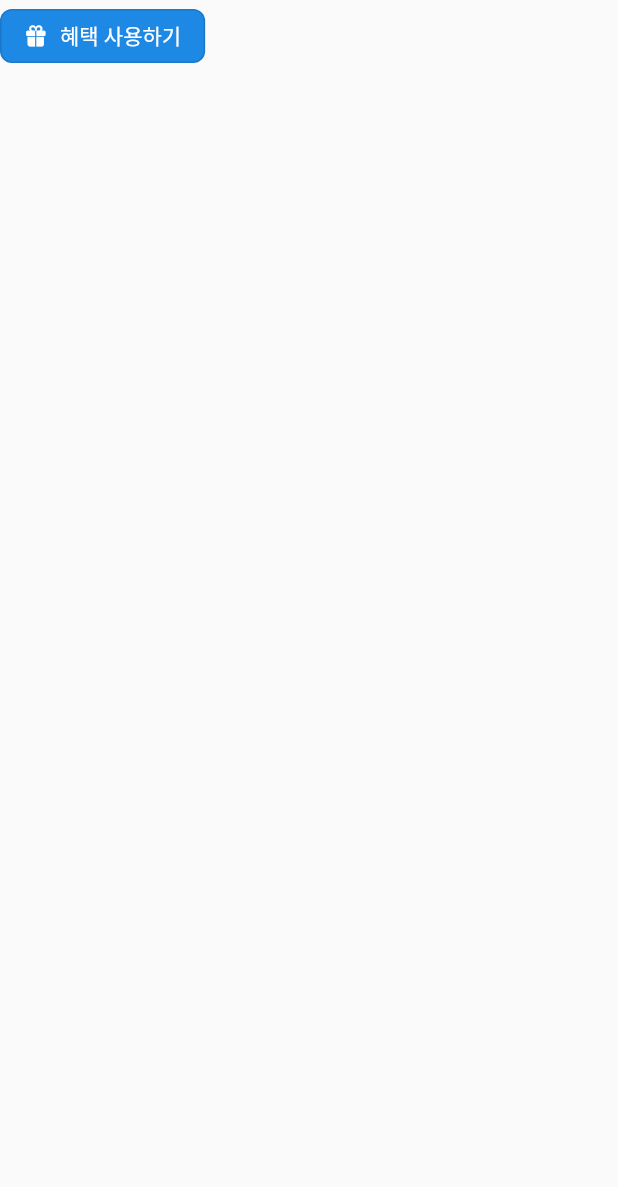
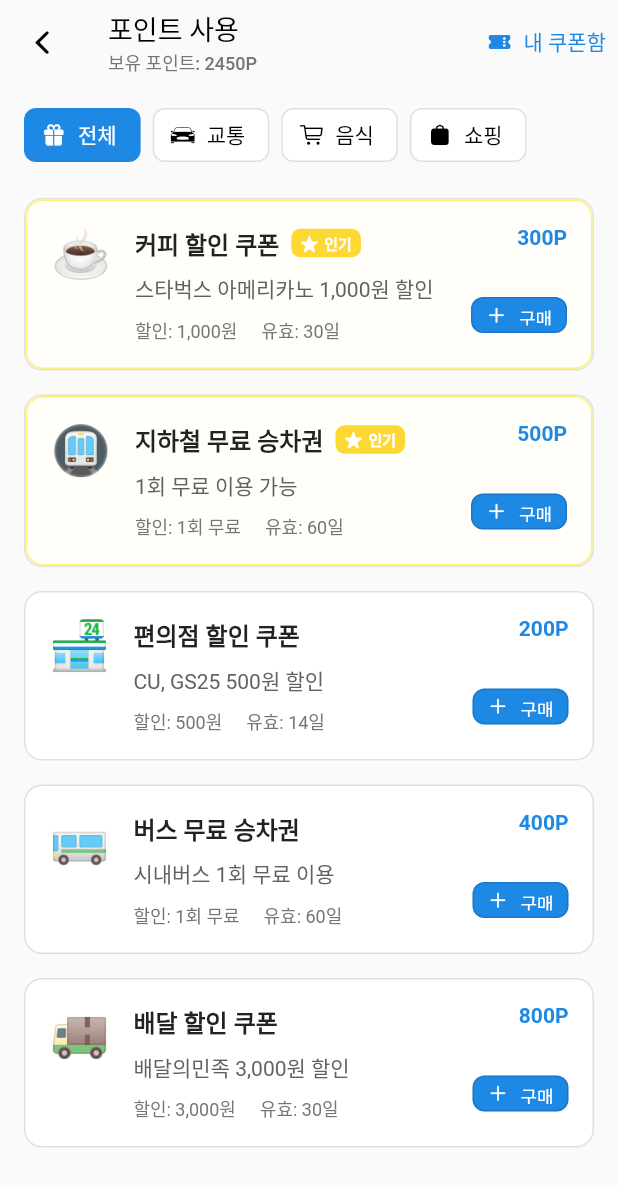
Before and after one commit to LikeLion-CJU-CPR/bustar_app, a Flutter app: the ActionButton widget shown alone on an empty page, opened directly, after a tap on "혜택 사용하기", on a phone screen of 412 x 824 dp. Shown: the top 1187 px of the screen. Run offline on Flutter 3.47's test engine with Material 3 defaults, Android fonts, the phone set to English and light mode, and no system bars.

Commit message:
feat: 혜택 사용하기 페이지 작성

```diff
--- /dev/null
+++ b/lib/screens/point/models/reward_item_model.dart
@@ -0,0 +1,23 @@
+class RewardItem {
+  final int id;
+  final String name;
+  final String description;
+  final int points;
+  final String icon;
+  final String category;
+  final String discount;
+  final String expiry;
+  final bool popular;
+
+  RewardItem({
+    required this.id,
+    required this.name,
+    required this.description,
+    required this.points,
+    required this.icon,
+    required this.category,
+    required this.discount,
+    required this.expiry,
+    required this.popular,
+  });
+}
--- /dev/null
+++ b/lib/screens/point/usage_screen.dart
@@ -0,0 +1,256 @@
+import 'package:flutter/cupertino.dart';
+import 'package:flutter/material.dart';
+
+import 'models/reward_item_model.dart';
+import 'widgets/usage_page/category_filters.dart';
+import 'widgets/usage_page/reward_list_item.dart';
+
+class UsageScreen extends StatefulWidget {
+  const UsageScreen({super.key});
+
+  @override
+  State<UsageScreen> createState() => _UsageScreenState();
+}
+
+class _UsageScreenState extends State<UsageScreen> {
+  String _selectedCategory = 'all';
+  final Set<int> _purchasedIds = {};
+  int _currentPoints = 2450;
+
+  // --- 임시 데이터 ---
+  final List<RewardItem> rewards = [
+    RewardItem(
+      id: 1,
+      name: '커피 할인 쿠폰',
+      description: '스타벅스 아메리카노 1,000원 할인',
+      points: 300,
+      icon: '☕',
+      category: 'food',
+      discount: '1,000원',
+      expiry: '30일',
+      popular: true,
+    ),
+    RewardItem(
+      id: 2,
+      name: '지하철 무료 승차권',
+      description: '1회 무료 이용 가능',
+      points: 500,
+      icon: '🚇',
+      category: 'transport',
+      discount: '1회 무료',
+      expiry: '60일',
+      popular: true,
+    ),
+    RewardItem(
+      id: 3,
+      name: '편의점 할인 쿠폰',
+      description: 'CU, GS25 500원 할인',
+      points: 200,
+      icon: '🏪',
+      category: 'shopping',
+      discount: '500원',
+      expiry: '14일',
+      popular: false,
+    ),
+    RewardItem(
+      id: 4,
+      name: '버스 무료 승차권',
+      description: '시내버스 1회 무료 이용',
+      points: 400,
+      icon: '🚌',
+      category: 'transport',
+      discount: '1회 무료',
+      expiry: '60일',
+      popular: false,
+    ),
+    RewardItem(
+      id: 5,
+      name: '배달 할인 쿠폰',
+      description: '배달의민족 3,000원 할인',
+      points: 800,
+      icon: '🚚',
+      category: 'food',
+      discount: '3,000원',
+      expiry: '30일',
+      popular: false,
+    ),
+  ];
+  // --- 임시 데이터 끝 ---
+
+  // 구매 확인 다이얼로그 표시 함수
+  Future<void> _showPurchaseConfirmationDialog(RewardItem item) async {
+    return showDialog<void>(
+      context: context,
+      builder: (BuildContext context) {
+        return AlertDialog(
+          shape: RoundedRectangleBorder(
+            borderRadius: BorderRadius.circular(12),
+          ),
+          title: const Center(child: Text('구매 확인')),
+          content: Column(
+            mainAxisSize: MainAxisSize.min,
+            children: [
+              const Text(
+                '정말로 이 상품을 구매하시겠습니까?',
+                style: TextStyle(color: Colors.grey),
+              ),
+              const SizedBox(height: 24),
+              Container(
+                padding: const EdgeInsets.all(16),
+                decoration: BoxDecoration(
+                  color: Colors.grey.shade100,
+                  borderRadius: BorderRadius.circular(8),
+                ),
+                child: Row(
+                  children: [
+                    Text(item.icon, style: const TextStyle(fontSize: 24)),
+                    const SizedBox(width: 16),
+                    Expanded(
+                      child: Column(
+                        crossAxisAlignment: CrossAxisAlignment.start,
+                        children: [
+                          Text(
+                            item.name,
+                            style: const TextStyle(fontWeight: FontWeight.bold),
+                          ),
+                          Text(
+                            item.description,
+                            style: TextStyle(
+                              fontSize: 12,
+                              color: Colors.grey.shade600,
+                            ),
+                          ),
+                        ],
+                      ),
+                    ),
+                    const SizedBox(width: 16),
+                    Text(
+                      '${item.points}P',
+                      style: TextStyle(
+                        color: Colors.blue.shade600,
+                        fontWeight: FontWeight.bold,
+                      ),
+                    ),
+                  ],
+                ),
+              ),
+              const SizedBox(height: 16),
+              Text(
+                '구매 후 보유 포인트: ${(_currentPoints - item.points)}P',
+                style: TextStyle(fontSize: 12, color: Colors.grey.shade700),
+              ),
+            ],
+          ),
+          actions: <Widget>[
+            Expanded(
+              child: TextButton(
+                child: const Text('취소'),
+                onPressed: () => Navigator.of(context).pop(),
+              ),
+            ),
+            const SizedBox(width: 8),
+            Expanded(
+              child: ElevatedButton(
+                style: ElevatedButton.styleFrom(
+                  backgroundColor: Colors.blue.shade600,
+                  foregroundColor: Colors.white,
+                ),
+                onPressed: () {
+                  setState(() {
+                    _purchasedIds.add(item.id);
+                    _currentPoints -= item.points;
+                  });
+                  Navigator.of(context).pop();
+                },
+                child: const Text('구매 확정'),
+              ),
+            ),
+          ],
+          actionsAlignment: MainAxisAlignment.center,
+          actionsPadding: const EdgeInsets.only(
+            bottom: 24,
+            left: 24,
+            right: 24,
+          ),
+        );
+      },
+    );
+  }
+
+  @override
+  Widget build(BuildContext context) {
+    final filteredRewards = rewards
+        .where(
+          (reward) =>
+              _selectedCategory == 'all' ||
+              reward.category == _selectedCategory,
+        )
+        .toList();
+
+    return Scaffold(
+      backgroundColor: Colors.grey[50],
+      appBar: AppBar(
+        backgroundColor: Colors.grey[50],
+        elevation: 0,
+        leading: IconButton(
+          icon: const Icon(CupertinoIcons.back, color: Colors.black),
+          onPressed: () => Navigator.of(context).pop(),
+        ),
+        title: Column(
+          crossAxisAlignment: CrossAxisAlignment.start,
+          children: [
+            const Text(
+              '포인트 사용',
+              style: TextStyle(color: Colors.black, fontSize: 18),
+            ),
+            Text(
+              '보유 포인트: ${_currentPoints}P',
+              style: TextStyle(fontSize: 12, color: Colors.grey.shade600),
+            ),
+          ],
+        ),
+        actions: [
+          TextButton.icon(
+            icon: const Icon(CupertinoIcons.ticket_fill, size: 16),
+            label: const Text('내 쿠폰함'),
+            onPressed: () {},
+            style: TextButton.styleFrom(foregroundColor: Colors.blue.shade600),
+          ),
+        ],
+      ),
+      body: SingleChildScrollView(
+        padding: const EdgeInsets.all(16.0),
+        child: Column(
+          children: [
+            CategoryFilters(
+              selectedCategory: _selectedCategory,
+              onCategorySelected: (category) {
+                setState(() {
+                  _selectedCategory = category;
+                });
+              },
+            ),
+            const SizedBox(height: 24),
+            ListView.separated(
+              physics: const NeverScrollableScrollPhysics(), // 중첩 스크롤 방지
+              shrinkWrap: true,
+              itemCount: filteredRewards.length,
+              separatorBuilder: (context, index) => const SizedBox(height: 16),
+              itemBuilder: (context, index) {
+                final reward = filteredRewards[index];
+                return RewardListItem(
+                  reward: reward,
+                  currentPoints: _currentPoints,
+                  isPurchased: _purchasedIds.contains(reward.id),
+                  onPurchase: (item) {
+                    _showPurchaseConfirmationDialog(item);
+                  },
+                );
+              },
+            ),
+          ],
+        ),
+      ),
+    );
+  }
+}
--- a/lib/screens/point/widgets/dashboard_page/points_overview_card.dart
+++ b/lib/screens/point/widgets/dashboard_page/points_overview_card.dart
@@ -1,6 +1,8 @@
 import 'package:flutter/cupertino.dart';
 import 'package:flutter/material.dart';
-import '../../../../widgets/action_button.dart'; // ActionButton import
+
+import '../../../../widgets/action_button.dart';
+import '../../usage_screen.dart';
 
 class PointsOverviewCard extends StatelessWidget {
   const PointsOverviewCard({super.key});
@@ -85,7 +87,13 @@ class PointsOverviewCard extends StatelessWidget {
               ActionButton(
                 icon: CupertinoIcons.gift_fill,
                 label: '혜택 사용하기',
-                onPressed: () {},
+                onPressed: () {
+                  Navigator.of(context).push(
+                    MaterialPageRoute(
+                      builder: (context) => const UsageScreen(),
+                    ),
+                  );
+                },
                 backgroundColor: Colors.blue.shade600,
                 foregroundColor: Colors.white,
               ),
--- /dev/null
+++ b/lib/screens/point/widgets/usage_page/category_filters.dart
@@ -0,0 +1,53 @@
+import 'package:flutter/cupertino.dart';
+import 'package:flutter/material.dart';
+
+class CategoryFilters extends StatelessWidget {
+  final String selectedCategory;
+  final Function(String) onCategorySelected;
+
+  const CategoryFilters({
+    super.key,
+    required this.selectedCategory,
+    required this.onCategorySelected,
+  });
+
+  @override
+  Widget build(BuildContext context) {
+    // 카테고리 데이터 (아이콘 포함)
+    final categories = [
+      {'id': 'all', 'name': '전체', 'icon': CupertinoIcons.gift_fill},
+      {'id': 'transport', 'name': '교통', 'icon': CupertinoIcons.car_detailed},
+      {'id': 'food', 'name': '음식', 'icon': CupertinoIcons.shopping_cart},
+      {'id': 'shopping', 'name': '쇼핑', 'icon': CupertinoIcons.bag_fill},
+    ];
+
+    return SizedBox(
+      height: 36,
+      child: ListView.separated(
+        scrollDirection: Axis.horizontal,
+        itemCount: categories.length,
+        separatorBuilder: (context, index) => const SizedBox(width: 8),
+        itemBuilder: (context, index) {
+          final category = categories[index];
+          final bool isSelected = selectedCategory == category['id'];
+          return ElevatedButton.icon(
+            onPressed: () => onCategorySelected(category['id'] as String),
+            icon: Icon(category['icon'] as IconData, size: 16),
+            label: Text(category['name'] as String),
+            style: ElevatedButton.styleFrom(
+              elevation: 0,
+              backgroundColor: isSelected ? Colors.blue.shade600 : Colors.white,
+              foregroundColor: isSelected ? Colors.white : Colors.black,
+              side: isSelected
+                  ? BorderSide.none
+                  : BorderSide(color: Colors.grey.shade300),
+              shape: RoundedRectangleBorder(
+                borderRadius: BorderRadius.circular(8),
+              ),
+            ),
+          );
+        },
+      ),
+    );
+  }
+}
--- /dev/null
+++ b/lib/screens/point/widgets/usage_page/reward_list_item.dart
@@ -0,0 +1,191 @@
+import 'package:flutter/cupertino.dart';
+import 'package:flutter/material.dart';
+import '../../../../widgets/custom_card.dart';
+import '../../../../widgets/action_button.dart';
+import '../../models/reward_item_model.dart';
+
+class RewardListItem extends StatelessWidget {
+  // ... (생성자는 이전과 동일)
+  final RewardItem reward;
+  final int currentPoints;
+  final bool isPurchased;
+  final Function(RewardItem) onPurchase;
+
+  const RewardListItem({
+    super.key,
+    required this.reward,
+    required this.currentPoints,
+    required this.isPurchased,
+    required this.onPurchase,
+  });
+
+  @override
+  Widget build(BuildContext context) {
+    final bool canAfford = currentPoints >= reward.points;
+
+    return Opacity(
+      // ... (상단 UI 코드는 이전과 동일)
+      opacity: canAfford ? 1.0 : 0.6,
+      child: CustomCard(
+        child: Container(
+          decoration: reward.popular
+              ? BoxDecoration(
+                  border: Border.all(color: Colors.yellow.shade300),
+                  borderRadius: BorderRadius.circular(12.0),
+                  color: Colors.yellow.shade50.withValues(alpha: .3),
+                )
+              : null,
+          padding: const EdgeInsets.all(16.0),
+          child: Row(
+            crossAxisAlignment: CrossAxisAlignment.start,
+            children: [
+              Text(reward.icon, style: const TextStyle(fontSize: 32)),
+              const SizedBox(width: 16),
+              Expanded(
+                child: Column(
+                  crossAxisAlignment: CrossAxisAlignment.start,
+                  children: [
+                    Row(
+                      children: [
+                        Text(
+                          reward.name,
+                          style: const TextStyle(
+                            fontSize: 16,
+                            fontWeight: FontWeight.bold,
+                          ),
+                        ),
+                        const SizedBox(width: 8),
+                        if (reward.popular)
+                          Container(
+                            padding: const EdgeInsets.symmetric(
+                              horizontal: 6,
+                              vertical: 2,
+                            ),
+                            decoration: BoxDecoration(
+                              color: Colors.yellow.shade600,
+                              borderRadius: BorderRadius.circular(6),
+                            ),
+                            child: const Row(
+                              children: [
+                                Icon(
+                                  CupertinoIcons.star_fill,
+                                  color: Colors.white,
+                                  size: 12,
+                                ),
+                                SizedBox(width: 4),
+                                Text(
+                                  '인기',
+                                  style: TextStyle(
+                                    color: Colors.white,
+                                    fontSize: 10,
+                                    fontWeight: FontWeight.bold,
+                                  ),
+                                ),
+                              ],
+                            ),
+                          ),
+                      ],
+                    ),
+                    const SizedBox(height: 8),
+                    Text(
+                      reward.description,
+                      style: TextStyle(
+                        fontSize: 14,
+                        color: Colors.grey.shade700,
+                      ),
+                    ),
+                    const SizedBox(height: 8),
+                    Row(
+                      children: [
+                        Text(
+                          '할인: ${reward.discount}',
+                          style: TextStyle(
+                            fontSize: 12,
+                            color: Colors.grey.shade600,
+                          ),
+                        ),
+                        const SizedBox(width: 16),
+                        Text(
+                          '유효: ${reward.expiry}',
+                          style: TextStyle(
+                            fontSize: 12,
+                            color: Colors.grey.shade600,
+                          ),
+                        ),
+                      ],
+                    ),
+                  ],
+                ),
+              ),
+              const SizedBox(width: 16),
+              Column(
+                mainAxisAlignment: MainAxisAlignment.spaceBetween,
+                crossAxisAlignment: CrossAxisAlignment.end,
+                children: [
+                  Text(
+                    '${reward.points}P',
+                    style: TextStyle(
+                      color: Colors.blue.shade600,
+                      fontWeight: FontWeight.bold,
+                    ),
+                  ),
+                  const SizedBox(height: 32),
+                  isPurchased
+                      ? Container(
+                          padding: const EdgeInsets.symmetric(
+                            horizontal: 8,
+                            vertical: 5,
+                          ),
+                          decoration: BoxDecoration(
+                            border: Border.all(color: Colors.green),
+                            borderRadius: BorderRadius.circular(8),
+                          ),
+                          child: const Row(
+                            mainAxisSize: MainAxisSize.min,
+                            children: [
+                              Icon(
+                                CupertinoIcons.check_mark,
+                                size: 14,
+                                color: Colors.green,
+                              ),
+                              SizedBox(width: 4),
+                              Text(
+                                '구매완료',
+                                style: TextStyle(
+                                  color: Colors.green,
+                                  fontSize: 12,
+                                ),
+                              ),
+                            ],
+                          ),
+                        )
+                      : ActionButton(
+                          isExpanded: false,
+                          icon: CupertinoIcons.plus,
+                          iconSize: 14,
+                          fontSize: 12,
+                          height: 24,
+                          padding: const EdgeInsets.symmetric(
+                            horizontal: 8,
+                            vertical: 5,
+                          ),
+                          onPressed: canAfford
+                              ? () => onPurchase(reward)
+                              : null,
+                          label: canAfford ? '구매' : '부족',
+                          backgroundColor: canAfford
+                              ? Colors.blue.shade600
+                              : Colors.grey.shade300,
+                          foregroundColor: canAfford
+                              ? Colors.white
+                              : Colors.grey.shade600,
+                        ),
+                ],
+              ),
+            ],
+          ),
+        ),
+      ),
+    );
+  }
+}
--- a/lib/widgets/action_button.dart
+++ b/lib/widgets/action_button.dart
@@ -5,33 +5,52 @@ class ActionButton extends StatelessWidget {
     super.key,
     required this.icon,
     required this.label,
-    required this.backgroundColor,
-    required this.foregroundColor,
+    this.backgroundColor,
+    this.foregroundColor,
     this.side,
-    required this.onPressed,
+    this.onPressed,
+    this.isExpanded = true,
+    this.height,
+    this.padding,
+    this.fontSize = 14.0,
+    this.iconSize = 16.0,
   });
 
   final IconData icon;
   final String label;
-  final Color backgroundColor;
-  final Color foregroundColor;
+  final Color? backgroundColor;
+  final Color? foregroundColor;
   final BorderSide? side;
-  final VoidCallback onPressed;
+  final VoidCallback? onPressed;
+  final bool isExpanded;
+  final double? height;
+  final EdgeInsetsGeometry? padding;
+  final double fontSize;
+  final double iconSize;
 
   @override
   Widget build(BuildContext context) {
-    return Expanded(
+    final button = SizedBox(
+      height: height,
       child: OutlinedButton.icon(
+        icon: Icon(icon, size: iconSize),
+        label: Text(label, style: TextStyle(fontSize: fontSize)),
         onPressed: onPressed,
-        icon: Icon(icon, size: 16),
-        label: Text(label),
         style: OutlinedButton.styleFrom(
+          padding: padding,
+          tapTargetSize: MaterialTapTargetSize.shrinkWrap,
           backgroundColor: backgroundColor,
           foregroundColor: foregroundColor,
           side: side,
           shape: RoundedRectangleBorder(borderRadius: BorderRadius.circular(8)),
+          disabledBackgroundColor:
+              backgroundColor?.withValues(alpha: .5) ?? Colors.grey.shade300,
+          disabledForegroundColor:
+              foregroundColor?.withValues(alpha: .5) ?? Colors.grey.shade600,
         ),
       ),
     );
+
+    return isExpanded ? Expanded(child: button) : button;
   }
 }
```
